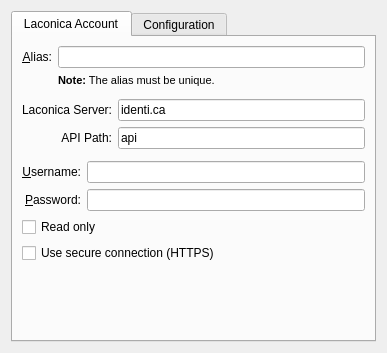
Qt form microblogs/laconica/laconicaeditaccount_base.ui (KDE/choqok) before a commit.
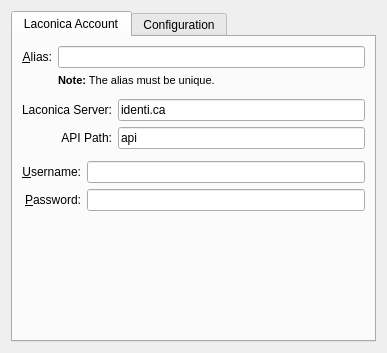
The same form after that commit. Custom widgets are drawn as their Qt base class.

Commit message: TwitterApi: Sending a direct message implemented. Removed Readonly field in EditAccount widgets! This should manage in Account manager

What changed in the file:
```diff
--- a/microblogs/laconica/laconicaeditaccount_base.ui
+++ b/microblogs/laconica/laconicaeditaccount_base.ui
@@ -165,20 +165,6 @@
          </item>
         </layout>
        </item>
-       <item>
-        <widget class="QCheckBox" name="kcfg_readonly">
-         <property name="text">
-          <string>Read only</string>
-         </property>
-        </widget>
-       </item>
-       <item>
-        <widget class="QCheckBox" name="kcfg_secure">
-         <property name="text">
-          <string>Use secure connection (HTTPS)</string>
-         </property>
-        </widget>
-       </item>
        <item>
         <spacer name="verticalSpacer_2">
          <property name="orientation">
@@ -198,8 +184,15 @@
       <attribute name="title">
        <string>Configuration</string>
       </attribute>
-      <layout class="QGridLayout" name="gridLayout_2">
-       <item row="2" column="0">
+      <layout class="QVBoxLayout" name="verticalLayout_3">
+       <item>
+        <widget class="QCheckBox" name="kcfg_secure">
+         <property name="text">
+          <string>Use secure connection (HTTPS)</string>
+         </property>
+        </widget>
+       </item>
+       <item>
         <widget class="QCheckBox" name="kcfg_doNotShowRepliesOnHome">
          <property name="text">
           <string>Do not show replies to me on the home tab.</string>
@@ -209,7 +202,7 @@
          </property>
         </widget>
        </item>
-       <item row="3" column="0">
+       <item>
         <spacer name="verticalSpacer">
          <property name="orientation">
           <enum>Qt::Vertical</enum>
```
The commit also changes 16 other files.
